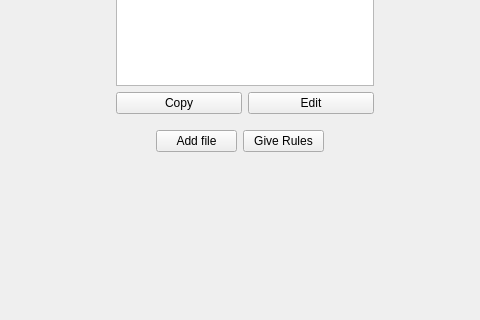
This is mainwindow.ui in KirillRodimov/Protect as Qt 5 draws it before an edit; both pictures show x 144 to 624 and y 162 to 482 of the 800 by 600 pixel window. The edited form follows.
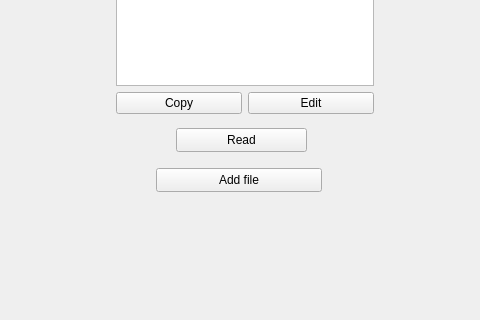
This is the edited form. The open tabs and pages were chosen to show the change.

Patch:
```diff
--- a/mainwindow.ui
+++ b/mainwindow.ui
@@ -198,32 +198,6 @@
      </widget>
     </widget>
     <widget class="QWidget" name="page_3">
-     <widget class="QWidget" name="layoutWidget">
-      <property name="geometry">
-       <rect>
-        <x>100</x>
-        <y>250</y>
-        <width>168</width>
-        <height>26</height>
-       </rect>
-      </property>
-      <layout class="QHBoxLayout" name="horizontalLayout_5">
-       <item>
-        <widget class="QPushButton" name="AddButton">
-         <property name="text">
-          <string>Add file</string>
-         </property>
-        </widget>
-       </item>
-       <item>
-        <widget class="QPushButton" name="GiveButton">
-         <property name="text">
-          <string>Give Rules</string>
-         </property>
-        </widget>
-       </item>
-      </layout>
-     </widget>
      <widget class="QWidget" name="layoutWidget">
       <property name="geometry">
        <rect>
@@ -257,6 +231,32 @@
        </item>
       </layout>
      </widget>
+     <widget class="QPushButton" name="pushButton">
+      <property name="geometry">
+       <rect>
+        <x>120</x>
+        <y>250</y>
+        <width>131</width>
+        <height>24</height>
+       </rect>
+      </property>
+      <property name="text">
+       <string>Read</string>
+      </property>
+     </widget>
+     <widget class="QPushButton" name="AddButton">
+      <property name="geometry">
+       <rect>
+        <x>100</x>
+        <y>290</y>
+        <width>166</width>
+        <height>24</height>
+       </rect>
+      </property>
+      <property name="text">
+       <string>Add file</string>
+      </property>
+     </widget>
     </widget>
     <widget class="QWidget" name="page_4">
      <widget class="QPushButton" name="ConfirmButton">
```
Left out of the diff: 42 changed lines with no effect on the pictures.
